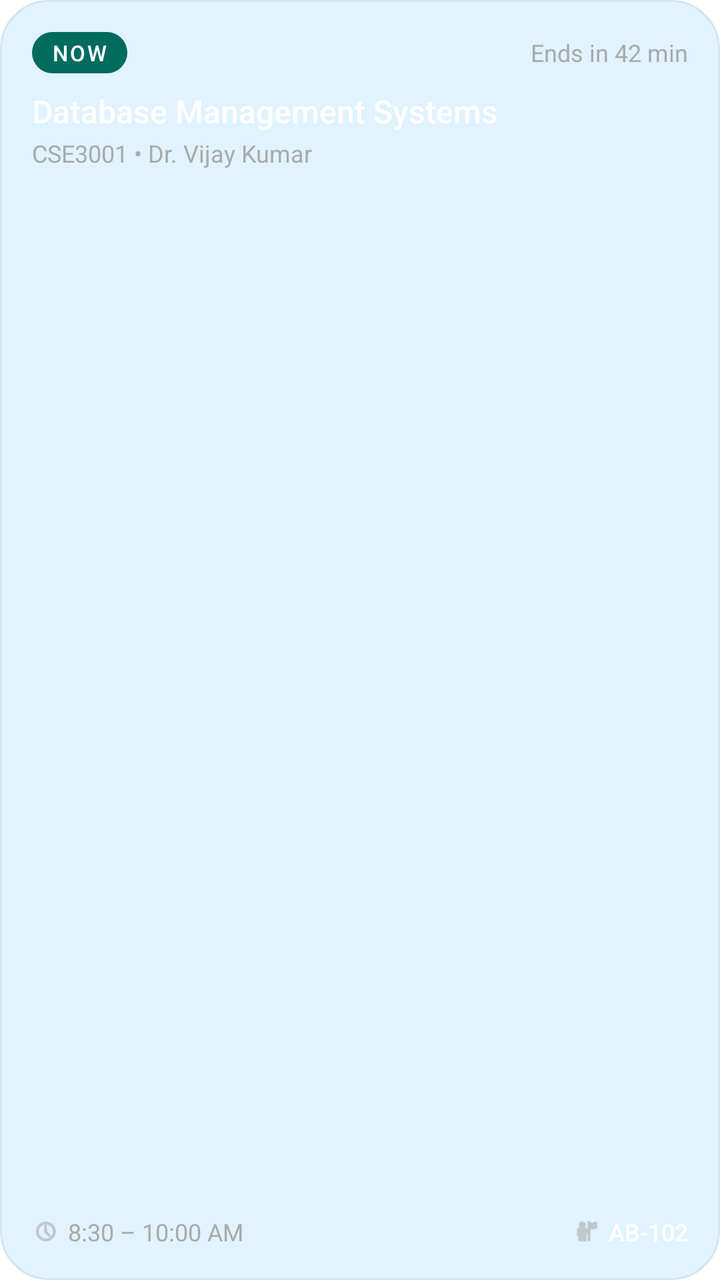
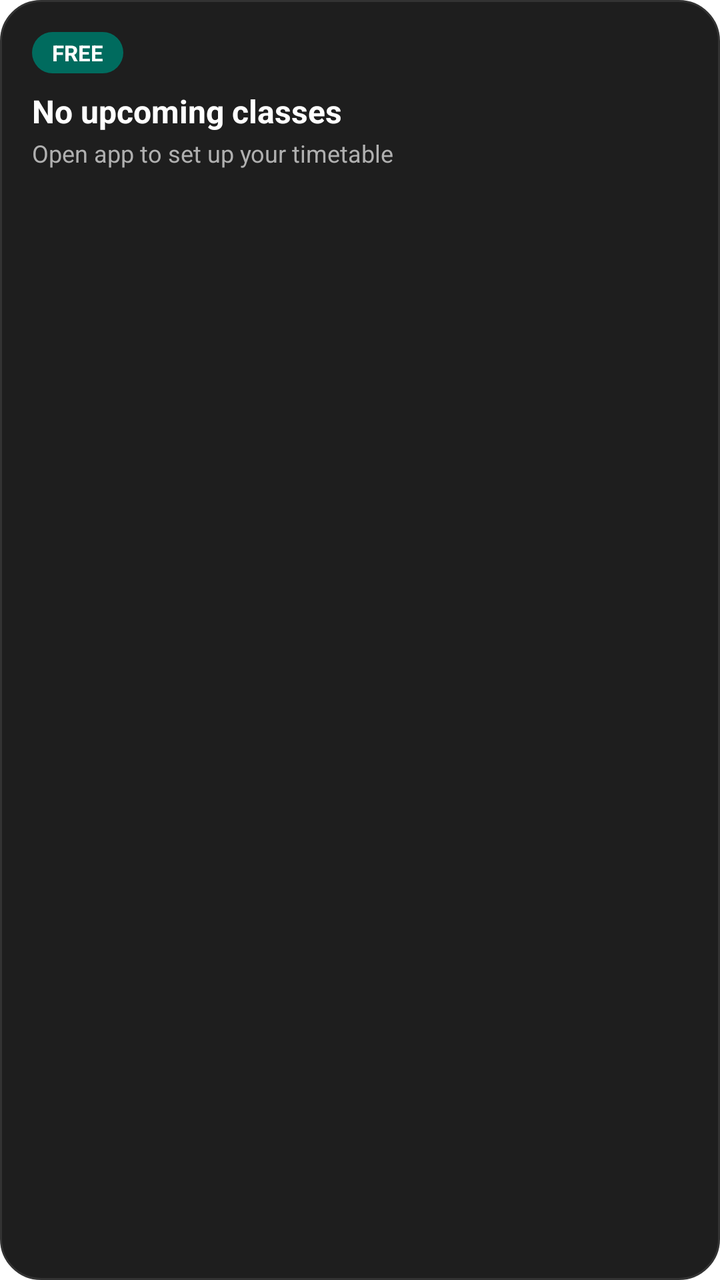

Before-and-after screenshots of an Android layout around one commit, followed by the original layout XML and the change that was made.
<!-- AndroidManifest.xml: fallback theme Theme.MaterialComponents.DayNight.NoActionBar -->
<!-- res/layout/next_class_widget.xml -->
<?xml version="1.0" encoding="utf-8"?>
<LinearLayout xmlns:android="http://schemas.android.com/apk/res/android"
    android:id="@+id/widget_root"
    android:layout_width="match_parent"
    android:layout_height="match_parent"
    android:orientation="vertical"
    android:padding="16dp"
    android:background="@drawable/widget_background">

    <LinearLayout
        android:layout_width="match_parent"
        android:layout_height="wrap_content"
        android:orientation="horizontal"
        android:gravity="center_vertical">

        <TextView
            android:id="@+id/widget_status_badge"
            android:layout_width="wrap_content"
            android:layout_height="wrap_content"
            android:text="NOW"
            android:textSize="11sp"
            android:textColor="#FFFFFF"
            android:fontFamily="sans-serif-medium"
            android:background="@drawable/widget_badge_bg"
            android:paddingStart="10dp"
            android:paddingEnd="10dp"
            android:paddingTop="3dp"
            android:paddingBottom="3dp"
            android:letterSpacing="0.08" />

        <View
            android:layout_width="0dp"
            android:layout_height="0dp"
            android:layout_weight="1" />

        <TextView
            android:id="@+id/widget_countdown"
            android:layout_width="wrap_content"
            android:layout_height="wrap_content"
            android:text="Ends in 42 min"
            android:textSize="12sp"
            android:textColor="#AAAAAA"
            android:fontFamily="sans-serif" />
    </LinearLayout>

    <TextView
        android:id="@+id/widget_course_name"
        android:layout_width="match_parent"
        android:layout_height="wrap_content"
        android:layout_marginTop="8dp"
        android:text="Database Management Systems"
        android:textSize="16sp"
        android:textColor="#FFFFFF"
        android:fontFamily="sans-serif-medium"
        android:maxLines="1"
        android:ellipsize="end" />

    <TextView
        android:id="@+id/widget_course_code"
        android:layout_width="match_parent"
        android:layout_height="wrap_content"
        android:layout_marginTop="2dp"
        android:text="CSE3001 • Dr. Vijay Kumar"
        android:textSize="12sp"
        android:textColor="#AAAAAA"
        android:fontFamily="sans-serif"
        android:maxLines="1"
        android:ellipsize="end" />

    <View
        android:layout_width="match_parent"
        android:layout_height="0dp"
        android:layout_weight="1" />

    <LinearLayout
        android:layout_width="match_parent"
        android:layout_height="wrap_content"
        android:orientation="horizontal"
        android:gravity="center_vertical">

        <LinearLayout
            android:layout_width="wrap_content"
            android:layout_height="wrap_content"
            android:orientation="horizontal"
            android:gravity="center_vertical">

            <ImageView
                android:layout_width="14dp"
                android:layout_height="14dp"
                android:src="@android:drawable/ic_menu_recent_history"
                android:tint="#AAAAAA"
                android:contentDescription="Time" />

            <TextView
                android:id="@+id/widget_time"
                android:layout_width="wrap_content"
                android:layout_height="wrap_content"
                android:layout_marginStart="4dp"
                android:text="8:30 – 10:00 AM"
                android:textSize="12sp"
                android:textColor="#AAAAAA"
                android:fontFamily="sans-serif" />
        </LinearLayout>

        <View
            android:layout_width="0dp"
            android:layout_height="0dp"
            android:layout_weight="1" />

        <LinearLayout
            android:layout_width="wrap_content"
            android:layout_height="wrap_content"
            android:orientation="horizontal"
            android:gravity="center_vertical">

            <ImageView
                android:layout_width="14dp"
                android:layout_height="14dp"
                android:src="@android:drawable/ic_menu_myplaces"
                android:tint="#AAAAAA"
                android:contentDescription="Location" />

            <TextView
                android:id="@+id/widget_room"
                android:layout_width="wrap_content"
                android:layout_height="wrap_content"
                android:layout_marginStart="4dp"
                android:text="AB-102"
                android:textSize="12sp"
                android:textColor="#FFFFFF"
                android:fontFamily="sans-serif-medium" />
        </LinearLayout>
    </LinearLayout>

    <Button
        android:id="@+id/widget_cancel_btn"
        android:layout_width="match_parent"
        android:layout_height="wrap_content"
        android:layout_marginTop="8dp"
        android:text="Cancel next class"
        android:textSize="11sp"
        android:visibility="gone" />

</LinearLayout>
<!-- resources referenced by this layout -->
<resources>
  <!-- drawable widget_background (drawable) -->
  <?xml version="1.0" encoding="utf-8"?>
  <shape xmlns:android="http://schemas.android.com/apk/res/android"
      android:shape="rectangle">
      <corners android:radius="24dp" />
      <solid android:color="#F0F0F0" />
      <stroke
          android:width="1dp"
          android:color="#E0E0E0" />
  </shape>
  <!-- drawable widget_badge_bg (drawable) -->
  <?xml version="1.0" encoding="utf-8"?>
  <shape xmlns:android="http://schemas.android.com/apk/res/android"
      android:shape="rectangle">
      <corners android:radius="20dp" />
      <solid android:color="#006B5E" />
  </shape>
</resources>

<!-- the commit's change to res/layout/next_class_widget.xml (unified diff, before → after) -->
@@ -17,30 +17,28 @@
             android:id="@+id/widget_status_badge"
             android:layout_width="wrap_content"
             android:layout_height="wrap_content"
-            android:text="NOW"
+            android:text="FREE"
             android:textSize="11sp"
             android:textColor="#FFFFFF"
-            android:fontFamily="sans-serif-medium"
+            android:textStyle="bold"
             android:background="@drawable/widget_badge_bg"
             android:paddingStart="10dp"
             android:paddingEnd="10dp"
             android:paddingTop="3dp"
-            android:paddingBottom="3dp"
-            android:letterSpacing="0.08" />
+            android:paddingBottom="3dp" />
 
-        <View
+        <TextView
             android:layout_width="0dp"
-            android:layout_height="0dp"
+            android:layout_height="1dp"
             android:layout_weight="1" />
 
         <TextView
             android:id="@+id/widget_countdown"
             android:layout_width="wrap_content"
             android:layout_height="wrap_content"
-            android:text="Ends in 42 min"
+            android:text=""
             android:textSize="12sp"
-            android:textColor="#AAAAAA"
-            android:fontFamily="sans-serif" />
+            android:textColor="#B0B0B0" />
     </LinearLayout>
 
     <TextView
@@ -48,10 +46,10 @@
         android:layout_width="match_parent"
         android:layout_height="wrap_content"
         android:layout_marginTop="8dp"
-        android:text="Database Management Systems"
+        android:text="No upcoming classes"
         android:textSize="16sp"
         android:textColor="#FFFFFF"
-        android:fontFamily="sans-serif-medium"
+        android:textStyle="bold"
         android:maxLines="1"
         android:ellipsize="end" />
 
@@ -60,17 +58,17 @@
         android:layout_width="match_parent"
         android:layout_height="wrap_content"
         android:layout_marginTop="2dp"
-        android:text="CSE3001 • Dr. Vijay Kumar"
+        android:text="Open app to set up your timetable"
         android:textSize="12sp"
-        android:textColor="#AAAAAA"
-        android:fontFamily="sans-serif"
+        android:textColor="#B0B0B0"
         android:maxLines="1"
         android:ellipsize="end" />
 
-    <View
+    <TextView
         android:layout_width="match_parent"
         android:layout_height="0dp"
-        android:layout_weight="1" />
+        android:layout_weight="1"
+        android:text="" />
 
     <LinearLayout
         android:layout_width="match_parent"
@@ -78,67 +76,72 @@
         android:orientation="horizontal"
         android:gravity="center_vertical">
 
-        <LinearLayout
+        <TextView
+            android:id="@+id/widget_time"
+            android:layout_width="0dp"
+            android:layout_height="wrap_content"
+            android:layout_weight="1"
+            android:text=""
+            android:textSize="12sp"
+            android:textColor="#B0B0B0"
+            android:maxLines="1"
+            android:ellipsize="end" />
+
+        <TextView
+            android:id="@+id/widget_room"
             android:layout_width="wrap_content"
             android:layout_height="wrap_content"
-            android:orientation="horizontal"
-            android:gravity="center_vertical">
-
-            <ImageView
-                android:layout_width="14dp"
-                android:layout_height="14dp"
-                android:src="@android:drawable/ic_menu_recent_history"
-                android:tint="#AAAAAA"
-                android:contentDescription="Time" />
-
-            <TextView
-                android:id="@+id/widget_time"
-                android:layout_width="wrap_content"
-                android:layout_height="wrap_content"
-                android:layout_marginStart="4dp"
-                android:text="8:30 – 10:00 AM"
-                android:textSize="12sp"
-                android:textColor="#AAAAAA"
-                android:fontFamily="sans-serif" />
-        </LinearLayout>
-
-        <View
-            android:layout_width="0dp"
-            android:layout_height="0dp"
-            android:layout_weight="1" />
-
-        <LinearLayout
-            android:layout_width="wrap_content"
-            android:layout_height="wrap_content"
-            android:orientation="horizontal"
-            android:gravity="center_vertical">
-
-            <ImageView
-                android:layout_width="14dp"
-                android:layout_height="14dp"
-                android:src="@android:drawable/ic_menu_myplaces"
-                android:tint="#AAAAAA"
-                android:contentDescription="Location" />
-
-            <TextView
-                android:id="@+id/widget_room"
-                android:layout_width="wrap_content"
-                android:layout_height="wrap_content"
-                android:layout_marginStart="4dp"
-                android:text="AB-102"
-                android:textSize="12sp"
-                android:textColor="#FFFFFF"
-                android:fontFamily="sans-serif-medium" />
-        </LinearLayout>
+            android:text=""
+            android:textSize="12sp"
+            android:textColor="#FFFFFF"
+            android:textStyle="bold"
+            android:maxLines="1"
+            android:ellipsize="end" />
     </LinearLayout>
 
-    <Button
-        android:id="@+id/widget_cancel_btn"
+    <LinearLayout
+        android:id="@+id/widget_actions_row"
         android:layout_width="match_parent"
         android:layout_height="wrap_content"
         android:layout_marginTop="8dp"
-        android:text="Cancel next class"
-        android:textSize="11sp"
-        android:visibility="gone" />
+        android:orientation="horizontal"
+        android:gravity="center_vertical">
+
+        <TextView
+            android:id="@+id/widget_next_btn"
+            android:layout_width="0dp"
+            android:layout_height="wrap_content"
+            android:layout_weight="1"
+            android:layout_marginEnd="4dp"
+            android:gravity="center"
+            android:paddingTop="6dp"
+            android:paddingBottom="6dp"
+            android:text="Next"
+            android:textSize="11sp"
+            android:textColor="#FFFFFF"
+            android:textStyle="bold"
+            android:background="@drawable/widget_badge_bg"
+            android:visibility="gone"
+            android:clickable="true"
+            android:focusable="true" />
+
+        <TextView
+            android:id="@+id/widget_cancel_btn"
+            android:layout_width="0dp"
+            android:layout_height="wrap_content"
+            android:layout_weight="1"
+            android:layout_marginStart="4dp"
+            android:gravity="center"
+            android:paddingTop="6dp"
+            android:paddingBottom="6dp"
+            android:text="Cancel"
+            android:textSize="11sp"
+            android:textColor="#FFFFFF"
+            android:textStyle="bold"
+            android:background="@drawable/widget_badge_next_bg"
+            android:visibility="gone"
+            android:clickable="true"
+            android:focusable="true" />
+    </LinearLayout>
 
 </LinearLayout>
<!-- resource entries referenced after the edit -->
@@ -4,11 +4,11 @@
   <?xml version="1.0" encoding="utf-8"?>
   <shape xmlns:android="http://schemas.android.com/apk/res/android"
       android:shape="rectangle">
-      <corners android:radius="24dp" />
-      <solid android:color="#F0F0F0" />
+      <corners android:radius="20dp" />
+      <solid android:color="#1E1E1E" />
       <stroke
           android:width="1dp"
-          android:color="#E0E0E0" />
+          android:color="#333333" />
   </shape>
   <!-- drawable widget_badge_bg (drawable) -->
   <?xml version="1.0" encoding="utf-8"?>
@@ -17,5 +17,12 @@
       <corners android:radius="20dp" />
       <solid android:color="#006B5E" />
   </shape>
+  <!-- drawable widget_badge_next_bg (drawable) -->
+  <?xml version="1.0" encoding="utf-8"?>
+  <shape xmlns:android="http://schemas.android.com/apk/res/android"
+      android:shape="rectangle">
+      <corners android:radius="20dp" />
+      <solid android:color="#FF8C42" />
+  </shape>
 </resources>
 
